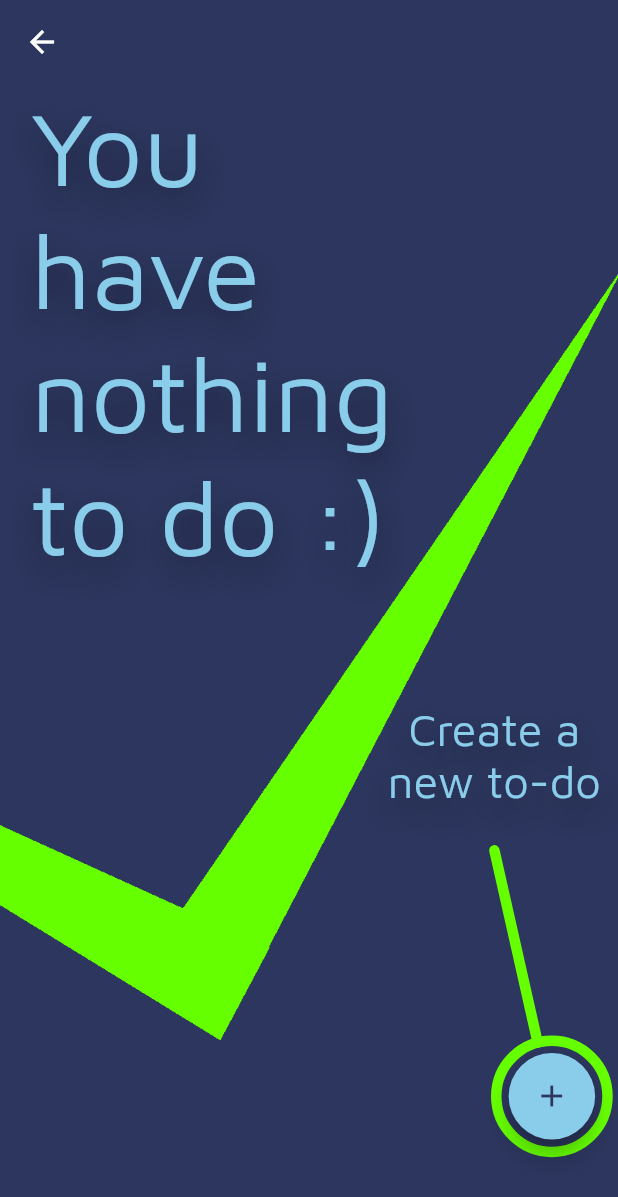
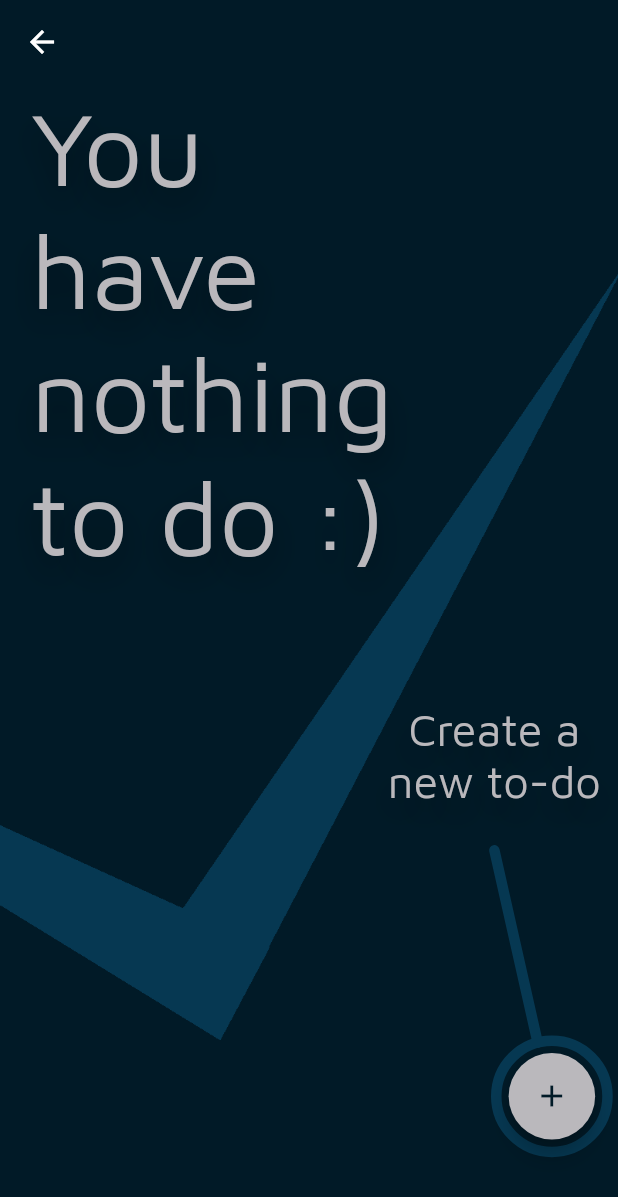
Before and after one commit to TBarmak/retask, a Flutter app: the screen it shows once a user with an empty profile is signed in, after a tap on "My To-Do's", on a phone screen of 412 x 824 dp. Shown: the top 1197 px of the screen. Run offline on Flutter 3.47's test engine with Material 2 defaults, Android fonts, the light colour scheme and no system bars; our stand-ins replace cloud_firestore, firebase_auth, firebase_core, flutter_spinkit, numberpicker, rflutter_alert; accounts and stored records are empty.

Commit message:
Create launch icon and apply minor stylistic improvements
- The app now has a launch icon, instead of the default flutter icon.

- The screen orientation has been locked to portraitUp.

- The color scheme has been changed. The background color is a dark blue. The two accent colors are gray and a lighter dark blue.

```diff
--- a/lib/main.dart
+++ b/lib/main.dart
@@ -1,4 +1,5 @@
 import 'package:flutter/material.dart';
+import 'package:flutter/services.dart';
 import 'package:provider/provider.dart';
 import 'package:retask/models/my_user.dart';
 import 'package:retask/screens/edit_to_do/edit_to_do.dart';
@@ -11,7 +12,10 @@ import 'package:firebase_core/firebase_core.dart';
 void main() async {
   WidgetsFlutterBinding.ensureInitialized();
   await Firebase.initializeApp();
-  runApp(MyApp());
+  SystemChrome.setPreferredOrientations([DeviceOrientation.portraitUp])
+      .then((_) {
+    runApp(MyApp());
+  });
 }
 
 class MyApp extends StatelessWidget {
--- a/lib/screens/edit_to_do/edit_to_do.dart
+++ b/lib/screens/edit_to_do/edit_to_do.dart
@@ -524,7 +524,7 @@ _openPopup(context, setDueDate, recurring) {
       },
       child: Text(
         "No due date",
-        style: TextStyle(color: backgroundColor, fontSize: 20),
+        style: TextStyle(color: backgroundColor, fontSize: 15),
       ),
     ),
     DialogButton(
@@ -536,7 +536,7 @@ _openPopup(context, setDueDate, recurring) {
       },
       child: Text(
         "Continue",
-        style: TextStyle(color: backgroundColor, fontSize: 20),
+        style: TextStyle(color: backgroundColor, fontSize: 15),
       ),
     ),
   ];
--- a/lib/screens/home/home.dart
+++ b/lib/screens/home/home.dart
@@ -62,7 +62,7 @@ class Home extends StatelessWidget {
                     },
                     child: Text("My To-Do's",
                         style:
-                            TextStyle(color: backgroundColor, fontSize: 15))),
+                            TextStyle(color: backgroundColor, fontSize: 20))),
                 Spacer(flex: 2),
               ],
             ),
--- a/lib/shared/constants.dart
+++ b/lib/shared/constants.dart
@@ -32,10 +32,10 @@ Map<String, Function> nextDueDateFromRecurWindow = {
 };
 
 // Colors for the theme
-const Color backgroundColor = Color(0xff2c365e);
-const Color backgroundColorTranslucent = Color(0x992c365e);
-const Color accentColor1 = Color(0xff8acdea);
-const Color accentColor2 = Color(0xff66ff00);
+const Color backgroundColor = Color(0xff011a27);
+const Color backgroundColorTranslucent = Color(0x99011a27);
+const Color accentColor1 = Color(0xffbab8bc);
+const Color accentColor2 = Color(0xff063852);
 
 /// Decoration for all TextFormFields
 const textInputDecoration = InputDecoration(
```
Also changed, not shown: 19 other files.
